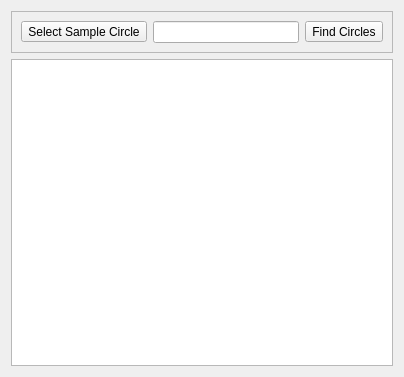
Qt form designer/camo_drill_widget.ui (JonRob812/CAMOnion) before a commit.
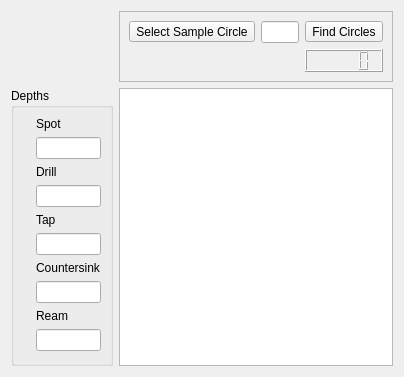
The same form after that commit.

What changed in the file:
```diff
--- a/designer/camo_drill_widget.ui
+++ b/designer/camo_drill_widget.ui
@@ -14,10 +14,10 @@
    <string>Form</string>
   </property>
   <layout class="QGridLayout" name="gridLayout">
-   <item row="1" column="0">
+   <item row="1" column="1">
     <widget class="QListWidget" name="geometry_list"/>
    </item>
-   <item row="0" column="0">
+   <item row="0" column="1">
     <widget class="QFrame" name="frame">
      <property name="frameShape">
       <enum>QFrame::StyledPanel</enum>
@@ -42,6 +42,75 @@
          <string>Find Circles</string>
         </property>
        </widget>
+      </item>
+      <item row="1" column="2">
+       <widget class="QLCDNumber" name="lcdNumber"/>
+      </item>
+     </layout>
+    </widget>
+   </item>
+   <item row="1" column="0">
+    <widget class="QGroupBox" name="groupBox_2">
+     <property name="title">
+      <string>Depths</string>
+     </property>
+     <layout class="QFormLayout" name="formLayout">
+      <item row="2" column="0">
+       <widget class="QLabel" name="label">
+        <property name="text">
+         <string/>
+        </property>
+       </widget>
+      </item>
+      <item row="1" column="1">
+       <widget class="QLabel" name="label_2">
+        <property name="text">
+         <string>Spot</string>
+        </property>
+       </widget>
+      </item>
+      <item row="2" column="1">
+       <widget class="QLineEdit" name="spot_depth"/>
+      </item>
+      <item row="3" column="1">
+       <widget class="QLabel" name="label_3">
+        <property name="text">
+         <string>Drill</string>
+        </property>
+       </widget>
+      </item>
+      <item row="5" column="1">
+       <widget class="QLabel" name="label_4">
+        <property name="text">
+         <string>Tap</string>
+        </property>
+       </widget>
+      </item>
+      <item row="7" column="1">
+       <widget class="QLabel" name="label_5">
+        <property name="text">
+         <string>Countersink</string>
+        </property>
+       </widget>
+      </item>
+      <item row="4" column="1">
+       <widget class="QLineEdit" name="drill_depth"/>
+      </item>
+      <item row="6" column="1">
+       <widget class="QLineEdit" name="tap_depth"/>
+      </item>
+      <item row="8" column="1">
+       <widget class="QLineEdit" name="countersink_depth"/>
+      </item>
+      <item row="9" column="1">
+       <widget class="QLabel" name="label_6">
+        <property name="text">
+         <string>Ream</string>
+        </property>
+       </widget>
+      </item>
+      <item row="10" column="1">
+       <widget class="QLineEdit" name="ream_depth"/>
       </item>
      </layout>
     </widget>
```
